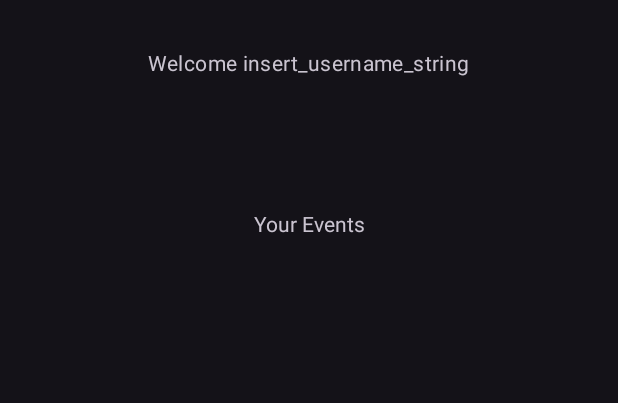
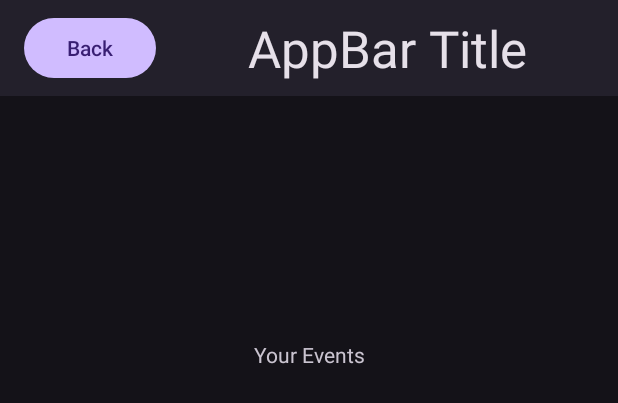
Before and after one commit to CMPUT301W24T21/ScanNPlan, an Android app: the layout event_page_list.xml on its own in the app's theme, with its tools: preview values and no code run, on a phone screen of 412 x 824 dp. Shown: the top 403 px of the screen. Run offline under Robolectric (Android 15) with nearby library versions, the phone set to English and light mode, and no system bars.

Commit message:
shows how to do the actionbar

```diff
--- a/app/src/main/res/layout/event_page_list.xml
+++ b/app/src/main/res/layout/event_page_list.xml
@@ -30,17 +30,10 @@
         app:layout_constraintVertical_bias="1.0"
         />
 
+    <include layout="@layout/global_top_appbar"/>
 
 
-    <com.google.android.material.textview.MaterialTextView
-        android:id="@+id/textView2"
-        style="@style/MaterialAlertDialog.Material3.Body.Text"
-        android:layout_width="wrap_content"
-        android:layout_height="wrap_content"
-        android:layout_marginTop="32dp"
-        android:text="Welcome insert_username_string"
-        app:layout_constraintEnd_toEndOf="parent"
-        app:layout_constraintStart_toStartOf="parent"
-        app:layout_constraintTop_toTopOf="parent" />
+
+
 
 </androidx.constraintlayout.widget.ConstraintLayout>
```
